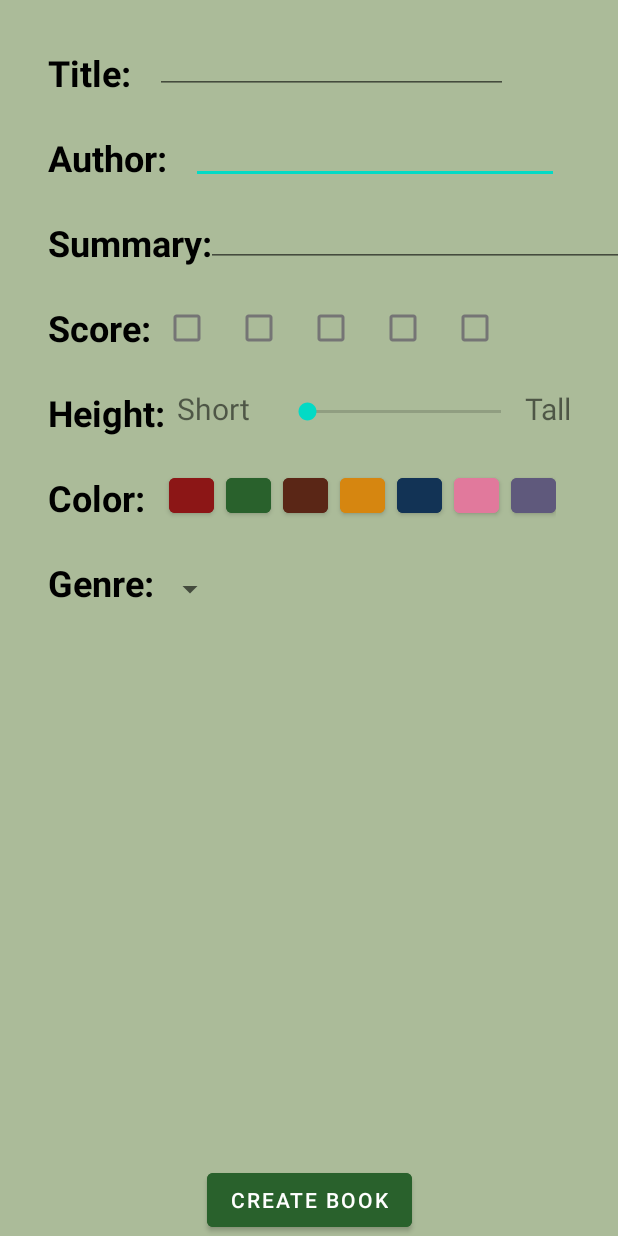
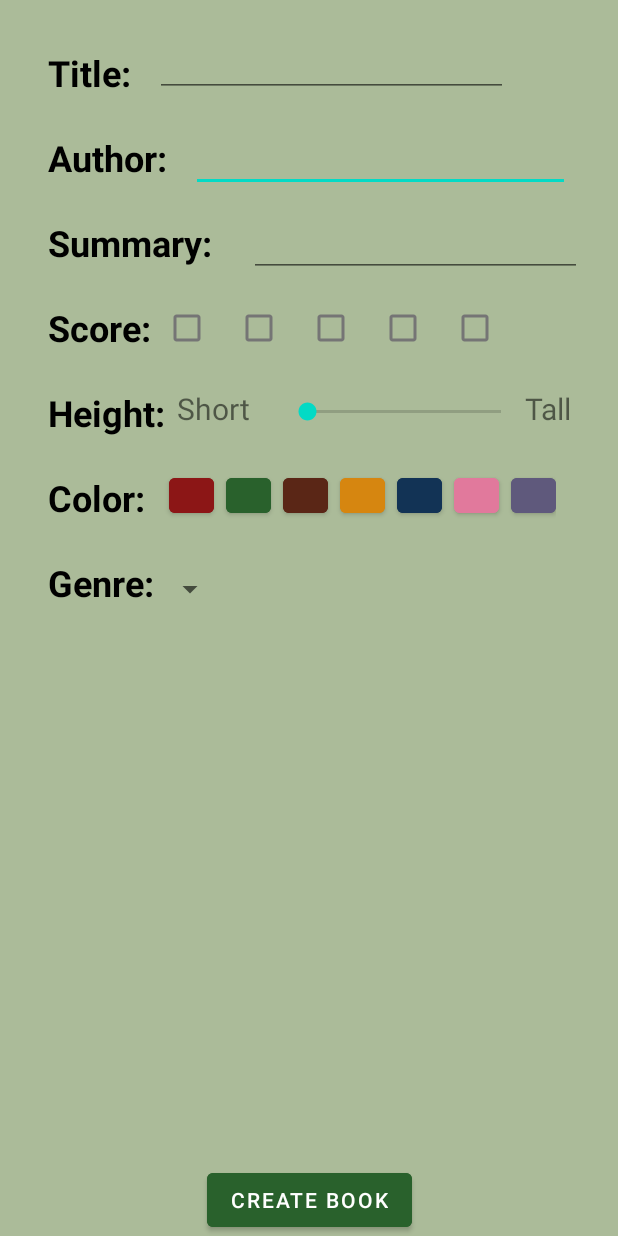
Before and after one commit to EmmaBelle13/Digital_Library, an Android app: the layout fragment_custom.xml on its own in the app's theme, with its tools: preview values and no code run, on a phone screen of 412 x 824 dp. Run offline under Robolectric (Android 15) with nearby library versions, the phone set to English and light mode, and no system bars.

```diff
--- a/app/src/main/java/com/example/digitallibrary/BookInfoFragment.kt
+++ b/app/src/main/java/com/example/digitallibrary/BookInfoFragment.kt
@@ -6,6 +6,7 @@ import android.view.LayoutInflater
 import android.view.View
 import android.view.ViewGroup
 import androidx.fragment.app.activityViewModels
+import androidx.navigation.findNavController
 import com.example.digitallibrary.databinding.FragmentBookInfoBinding
 
 
@@ -23,6 +24,10 @@ class BookInfoFragment : Fragment() {
         _binding = FragmentBookInfoBinding.inflate(inflater, container, false)
         val rootView = binding.root
 
+        binding.editButton.setOnClickListener(){
+            rootView.findNavController().navigate(R.id.action_bookInfoFragment_to_customFragment)
+        }
+
         return rootView
     }
 
--- a/app/src/main/java/com/example/digitallibrary/MainFragment.kt
+++ b/app/src/main/java/com/example/digitallibrary/MainFragment.kt
@@ -5,8 +5,11 @@ import androidx.fragment.app.Fragment
 import android.view.LayoutInflater
 import android.view.View
 import android.view.ViewGroup
+import android.widget.GridLayout
 import androidx.fragment.app.activityViewModels
 import androidx.navigation.findNavController
+import androidx.recyclerview.widget.GridLayoutManager
+import androidx.recyclerview.widget.RecyclerView
 import com.example.digitallibrary.databinding.FragmentMainBinding
 import com.google.firebase.database.DatabaseReference
 import com.google.firebase.database.ktx.database
@@ -20,6 +23,7 @@ class MainFragment : Fragment() {
      private val viewModel: BookViewModel by activityViewModels()
 
     lateinit var dbRef : DatabaseReference
+   // private var recycler: RecyclerView = binding.recyclerView
 
 
     override fun onCreateView(
@@ -30,6 +34,7 @@ class MainFragment : Fragment() {
         _binding =  FragmentMainBinding.inflate(inflater, container, false)
         val rootView = binding.root
         dbRef = Firebase.database.reference
+       // recycler.layoutManager = GridLayoutManager(requireContext(), 3)
 
         binding.addBooksButton.setOnClickListener{
             rootView.findNavController()
--- a/app/src/main/res/layout/fragment_custom.xml
+++ b/app/src/main/res/layout/fragment_custom.xml
@@ -111,29 +111,30 @@
 
     <EditText
         android:id="@+id/edit_title"
-        android:layout_width="245dp"
-        android:layout_height="35dp"
+        android:layout_width="0dp"
+        android:layout_height="wrap_content"
         android:layout_marginStart="16dp"
+        android:layout_marginEnd="32dp"
         android:hint=""
         app:layout_constraintBottom_toBottomOf="@+id/author_text_customizer"
+        app:layout_constraintEnd_toEndOf="parent"
         app:layout_constraintStart_toEndOf="@+id/author_text_customizer"
         app:layout_constraintTop_toTopOf="@+id/author_text_customizer" />
 
     <EditText
         android:id="@+id/edit_author"
         android:layout_width="235dp"
-        android:layout_height="28dp"
+        android:layout_height="wrap_content"
         android:layout_marginStart="16dp"
         android:hint=""
         app:layout_constraintBottom_toBottomOf="@+id/title_text_customizer"
         app:layout_constraintStart_toEndOf="@+id/title_text_customizer"
-        app:layout_constraintTop_toTopOf="@+id/title_text_customizer"
         tools:ignore="TouchTargetSizeCheck" />
 
     <EditText
         android:id="@+id/edit_summary"
-        android:layout_width="279dp"
-        android:layout_height="32dp"
+        android:layout_width="0dp"
+        android:layout_height="wrap_content"
         android:layout_marginStart="24dp"
         android:layout_marginEnd="24dp"
         android:hint=""
--- a/app/src/main/res/navigation/nav_graph.xml
+++ b/app/src/main/res/navigation/nav_graph.xml
@@ -21,7 +21,11 @@
         android:id="@+id/customFragment"
         android:name="com.example.digitallibrary.CustomFragment"
         android:label="fragment_custom"
-        tools:layout="@layout/fragment_custom" />
+        tools:layout="@layout/fragment_custom" >
+        <action
+            android:id="@+id/action_customFragment_to_bookInfoFragment"
+            app:destination="@id/bookInfoFragment" />
+    </fragment>
     <fragment
         android:id="@+id/bookInfoFragment"
         android:name="com.example.digitallibrary.BookInfoFragment"
```
Also changed, not shown: app/src/main/java/com/example/digitallibrary/CustomFragment.kt (+6 -2 lines).
